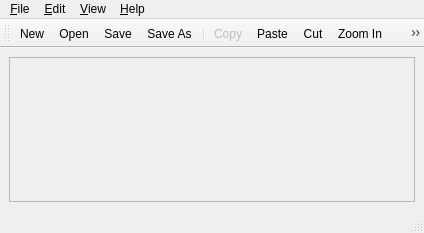
Above: mainwindow.ui from lukmi15/M3ImageManipulator before the change. Below: the same form after it.
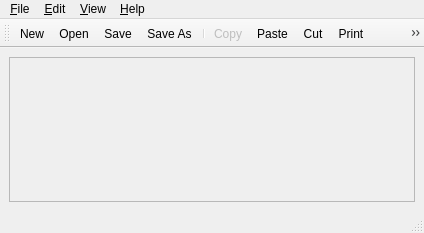
That is the form after the change. Icons and pictures are not drawn.

Commit message: Reversed event filter implementation as it messed with clicking on the rest of the application & implemented printing

The edit to the form file:
```diff
--- a/mainwindow.ui
+++ b/mainwindow.ui
@@ -117,6 +117,7 @@
 				<addaction name="actionCopy"/>
 				<addaction name="actionPaste"/>
 				<addaction name="actionCut"/>
+				<addaction name="actionPrint"/>
 				<addaction name="actionZoomIn"/>
 				<addaction name="actionZoomOut"/>
 				<addaction name="actionZoomFit"/>
```
The commit also changes 2 other files.
